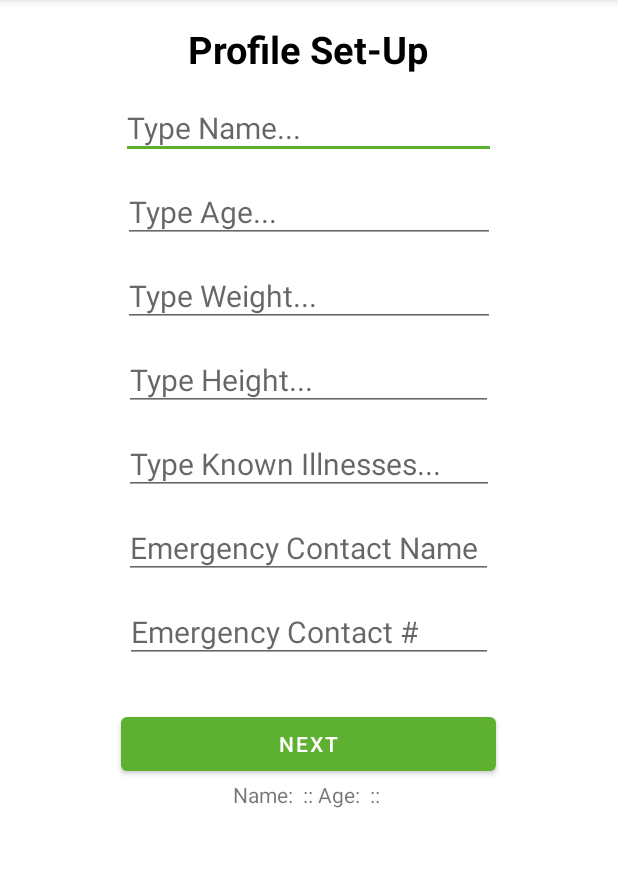
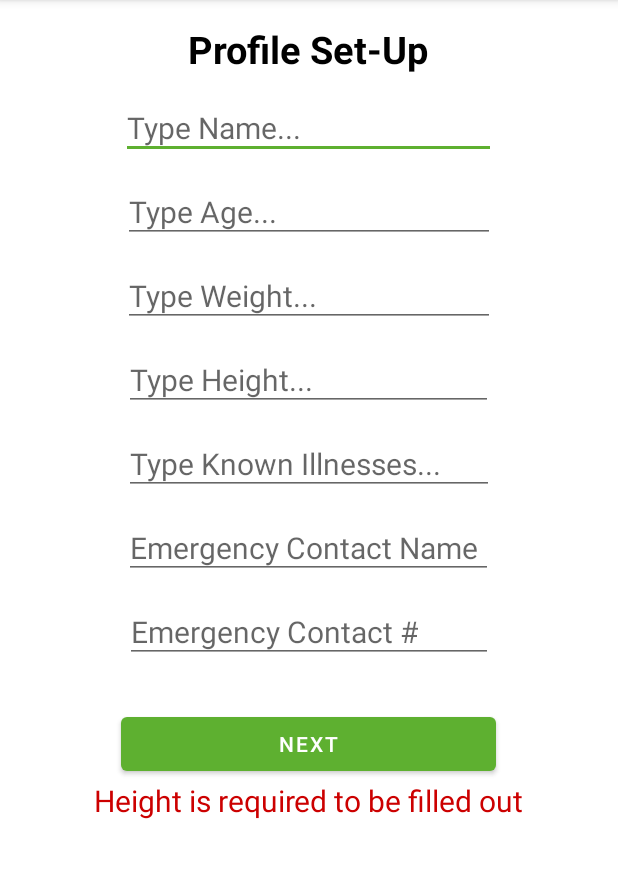
Before and after one commit to AS-Coope/RespalyzerProject, an Android app: the screen it shows after launch (MainActivity), after a tap on "NEXT", on a phone screen of 412 x 824 dp, the part 84-962 px from its top. Run offline under Robolectric (Android 15) with nearby library versions, the phone set to English and light mode, and no system bars.

Commit message:
Created Welcome Screen Activity
- Welcome Screen Activity added to the AndroidManifest.xml file
- Data sent from the Profile Screen is displayed at the Welcome Screen
- Currently not saved in a Data Class but passed using several putExtra() functions inside the Intent (found in the MainActivity.kt file)

```diff
--- a/app/src/main/java/com/example/respalyzerproject/MainActivity.kt
+++ b/app/src/main/java/com/example/respalyzerproject/MainActivity.kt
@@ -1,5 +1,6 @@
 package com.example.respalyzerproject
 
+import android.content.Intent
 import androidx.appcompat.app.AppCompatActivity
 import android.os.Bundle
 import android.widget.Button
@@ -17,17 +18,55 @@ class MainActivity : AppCompatActivity() {
         val userAge = findViewById<EditText>(R.id.userAge)
         val userWeight = findViewById<EditText>(R.id.userWeight)
         val userHeight = findViewById<EditText>(R.id.userHeight)
-        val knownIllnesses = findViewById<EditText>(R.id.userHeight)
+        val knownIllnesses = findViewById<EditText>(R.id.userKnownIllnesses)
         val userEmContactName = findViewById<EditText>(R.id.userEmergencyContactName)
         val userEmContactNumber = findViewById<EditText>(R.id.userEmergencyContactNumber)
         val profileScreenSubmitBtn = findViewById<Button>(R.id.profileScreen1NextBtn)
         val displayUser = findViewById<TextView>(R.id.displayUser)
 
         profileScreenSubmitBtn.setOnClickListener{
-            Toast.makeText(this@MainActivity, "Name: ${userName.getText().toString()} :: Age: ${userAge.getText().toString()} :: " +
+
+            /*Toast.makeText(this@MainActivity, "Name: ${userName.getText().toString()} :: Age: ${userAge.getText().toString()} :: " +
                     "Weight: ${userWeight.getText().toString()} :: Height: ${userHeight.getText().toString()} :: Known Illnesses: ${knownIllnesses.getText().toString()} :: " +
                     "Emergency Contact Name: ${userEmContactName.getText().toString()} :: Emergency Contact Number: ${userEmContactNumber.getText().toString()}", Toast.LENGTH_LONG).show()
-            displayUser.text = "Name: ${userName.getText().toString()} :: Age: ${userAge.getText().toString()} :: "
+             */
+
+            // checking to ensure all the required fields are filled before submission
+            displayUser.text = ""
+            if (userName.getText().toString() == "" || userAge.getText().toString() == "" || userWeight.getText().toString() == "" || userHeight.getText().toString() == ""){
+                if (userName.getText().toString() == ""){
+                    displayUser.text = "Name is required to be filled out"
+                }
+                if (userAge.getText().toString() == "" ){
+                    displayUser.text = "Age is required to be filled out"
+                }
+                if (userWeight.getText().toString() == "" ){
+                    displayUser.text = "Weight is required to be filled out"
+                }
+                if (userHeight.getText().toString() == "" ){
+                    displayUser.text = "Height is required to be filled out"
+                }
+            } else {
+
+                /*displayUser.text = "Name: ${userName.getText().toString()} :: Age: ${userAge.getText().toString()} :: " +
+                    "Weight: ${userWeight.getText().toString()} :: Height: ${userHeight.getText().toString()} :: Known Illnesses: ${knownIllnesses.getText().toString()} :: " +
+                    "Emergency Contact Name: ${userEmContactName.getText().toString()} :: Emergency Contact Number: ${userEmContactNumber.getText().toString()}"
+                */
+                // goes to the welcome screen
+                Intent(this, WelcomeScreenActivity::class.java).also{
+                    // putExtra allows the passing of data from one activity to the next using an Intent
+                    it.putExtra("EXTRA_USERNAME", userName.text.toString())
+                    it.putExtra("EXTRA_USERAGE", userAge.text.toString().toInt())
+                    it.putExtra("EXTRA_USERWEIGHT", userWeight.text.toString().toFloat())
+                    it.putExtra("EXTRA_USERHEIGHT", userHeight.text.toString().toFloat())
+                    it.putExtra("EXTRA_KNOWNILLNESSES", knownIllnesses.text.toString())
+                    it.putExtra("EXTRA_EMERGNAME", userEmContactName.text.toString())
+                    it.putExtra("EXTRA_EMERGNUMBER", userEmContactNumber.text.toString())
+
+                    // starts the new activity (next screen, in this case)
+                    startActivity(it)
+                }
+            }
         }
     }
 }
--- a/app/src/main/res/layout/activity_main.xml
+++ b/app/src/main/res/layout/activity_main.xml
@@ -138,6 +138,8 @@
             android:id = "@+id/displayUser"
             android:layout_width="wrap_content"
             android:layout_height="wrap_content"
+            android:textSize = "20sp"
+            android:textColor = "@color/red"
             />
 
 </LinearLayout>
--- a/app/src/main/res/values/colors.xml
+++ b/app/src/main/res/values/colors.xml
@@ -9,4 +9,5 @@
     <color name="white">#FFFFFFFF</color>
     <color name="sharp_green">#5EB030</color>
     <color name="less_sharp_green">#7BB55B</color>
+    <color name="red">#CC0000</color>
 </resources>
```
Also changed, not shown: app/src/main/AndroidManifest.xml (+7 -0 lines), app/src/main/java/com/example/respalyzerproject/WelcomeScreenActivity.kt (added, +26 -0 lines), app/src/main/res/layout/activity_welcome_screen.xml (added, +26 -0 lines).
